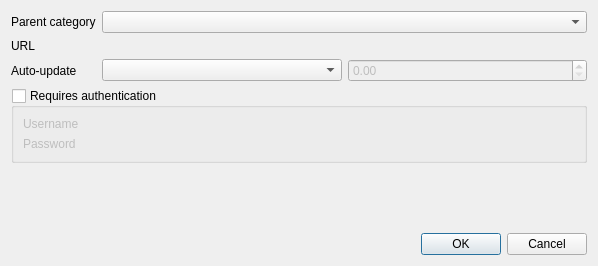
martinrotter/rssguard, file src/services/owncloud/gui/formeditowncloudfeed.ui: the form before one commit.
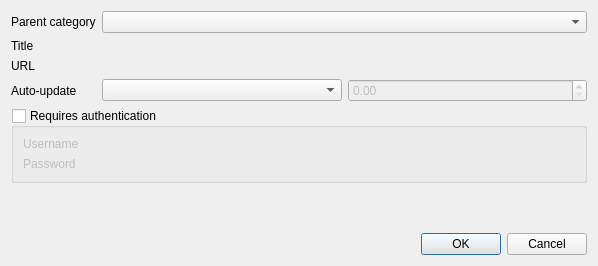
The form after the commit. Custom widgets are drawn as their Qt base class.

Diff of the .ui file:
```diff
--- a/src/services/owncloud/gui/formeditowncloudfeed.ui
+++ b/src/services/owncloud/gui/formeditowncloudfeed.ui
@@ -42,7 +42,7 @@
        </property>
       </widget>
      </item>
-     <item row="1" column="0">
+     <item row="2" column="0">
       <widget class="QLabel" name="m_lblUrl">
        <property name="text">
         <string>URL</string>
@@ -52,10 +52,10 @@
        </property>
       </widget>
      </item>
-     <item row="1" column="1">
+     <item row="2" column="1">
       <widget class="LineEditWithStatus" name="m_txtUrl" native="true"/>
      </item>
-     <item row="2" column="0">
+     <item row="3" column="0">
       <widget class="QLabel" name="label_6">
        <property name="text">
         <string>Auto-update</string>
@@ -65,7 +65,7 @@
        </property>
       </widget>
      </item>
-     <item row="2" column="1">
+     <item row="3" column="1">
       <layout class="QHBoxLayout" name="horizontalLayout">
        <item>
         <widget class="QComboBox" name="m_cmbAutoUpdateType">
@@ -83,7 +83,7 @@
        </item>
       </layout>
      </item>
-     <item row="3" column="0" colspan="2">
+     <item row="4" column="0" colspan="2">
       <widget class="QGroupBox" name="m_gbAuthentication">
        <property name="toolTip">
         <string>Some feeds require authentication, including GMail feeds. BASIC, NTLM-2 and DIGEST-MD5 authentication schemes are supported.</string>
@@ -130,6 +130,19 @@
        </layout>
       </widget>
      </item>
+     <item row="1" column="1">
+      <widget class="LineEditWithStatus" name="m_txtTitle" native="true"/>
+     </item>
+     <item row="1" column="0">
+      <widget class="QLabel" name="label">
+       <property name="text">
+        <string>Title</string>
+       </property>
+       <property name="buddy">
+        <cstring>m_txtTitle</cstring>
+       </property>
+      </widget>
+     </item>
     </layout>
    </item>
    <item>
```
